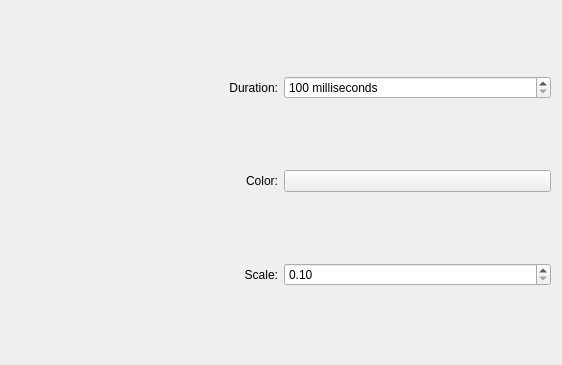
Above: kwin/wisps/config.ui from Schneegans/Burn-My-Windows before the change. Below: the same form after it.
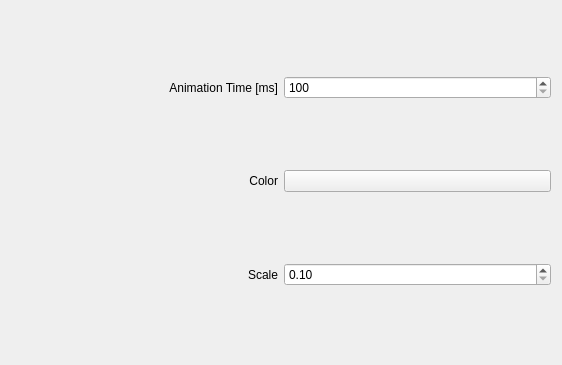
That is the form after the change. Custom widgets are drawn as their Qt base class.

What changed in the file:
```diff
--- a/kwin/wisps/config.ui
+++ b/kwin/wisps/config.ui
@@ -29,9 +29,6 @@
             </item>
             <item row="0" column="1">
                 <widget class="QSpinBox" name="kcfg_Duration">
-                    <property name="suffix">
-                        <string> milliseconds</string>
-                    </property>
                     <property name="minimum">
                         <number>100</number>
                     </property>
@@ -46,7 +43,7 @@
             <item row="1" column="0">
                 <widget class="QLabel" name="label_4">
                     <property name="text">
-                        <string>Color:</string>
+                        <string>Color</string>
                     </property>
                     <property name="alignment">
                         <set>Qt::AlignRight|Qt::AlignTrailing|Qt::AlignVCenter</set>
@@ -56,7 +53,7 @@
             <item row="0" column="0">
                 <widget class="QLabel" name="label">
                     <property name="text">
-                        <string>Duration:</string>
+                        <string>Animation Time [ms]</string>
                     </property>
                     <property name="alignment">
                         <set>Qt::AlignRight|Qt::AlignTrailing|Qt::AlignVCenter</set>
@@ -66,7 +63,7 @@
             <item row="2" column="0">
                 <widget class="QLabel" name="label_3">
                     <property name="text">
-                        <string>Scale:</string>
+                        <string>Scale</string>
                     </property>
                     <property name="alignment">
                         <set>Qt::AlignRight|Qt::AlignTrailing|Qt::AlignVCenter</set>
```
